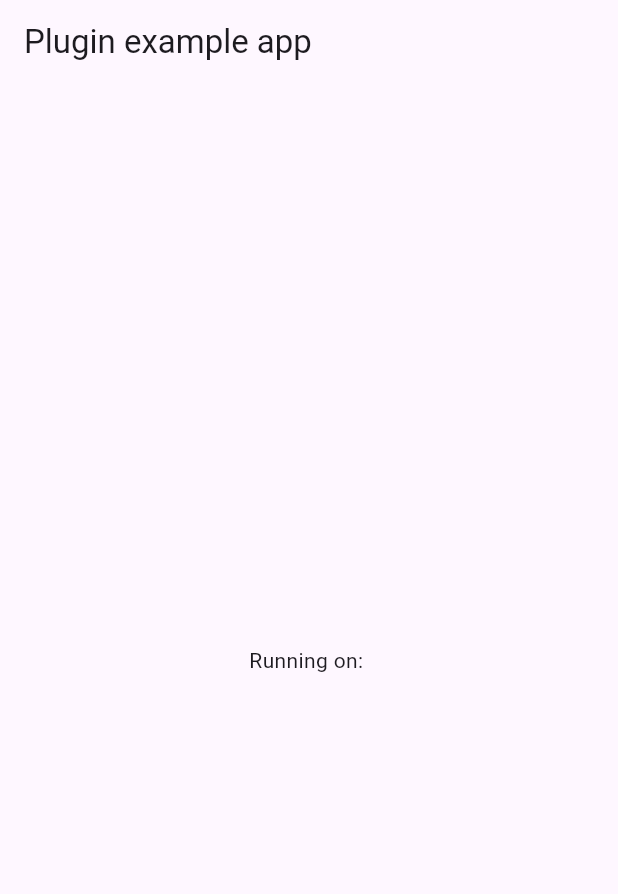
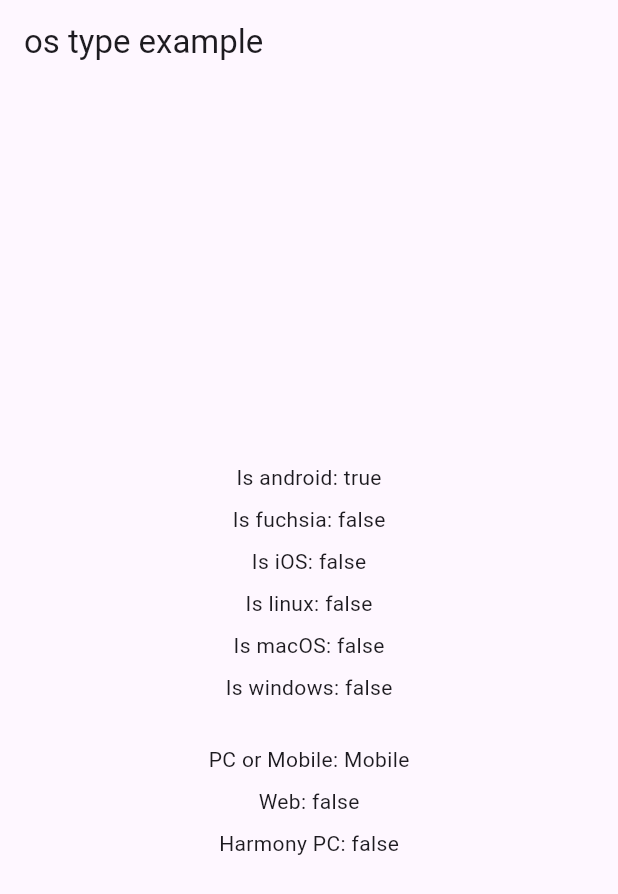
Before and after one commit to qinshah/os_type, a Flutter app: the screen it shows after launch, on a phone screen of 412 x 824 dp. Shown: the top 894 px of the screen. Run offline on Flutter 3.47's test engine with Material 3 defaults, Android fonts, the light colour scheme and no system bars; our stand-ins replace plugin_platform_interface.

Commit message:
feat(os_type): 增加鸿蒙设备类型初始化和检测支持
- 在主入口异步初始化鸿蒙设备类型，确保正确识别硬件类别
- 扩展OsType类，新增initDeviceType方法异步获取设备类型
- 优化isHarmonyPC判定逻辑，依赖初始化后的设备类型判断是否为2in1设备
- 新增MethodChannel方法调用以支持鸿蒙设备类型的Native通信
- 更新示例应用，增加多平台和设备类型的运行状态展示
- 修改ohos模块配置，添加多设备类型支持及签名配置调整

```diff
--- a/example/lib/main.dart
+++ b/example/lib/main.dart
@@ -1,6 +1,9 @@
 import 'package:flutter/material.dart';
+import 'package:os_type/os_type.dart';
 
-void main() {
+Future<void> main() async {
+  WidgetsFlutterBinding.ensureInitialized();
+  if (OsType.isHarmony) await OsType.initDeviceType();
   runApp(const MyApp());
 }
 
@@ -12,16 +15,27 @@ class MyApp extends StatefulWidget {
 }
 
 class _MyAppState extends State<MyApp> {
-
   @override
   Widget build(BuildContext context) {
     return MaterialApp(
       home: Scaffold(
-        appBar: AppBar(
-          title: const Text('Plugin example app'),
-        ),
+        appBar: AppBar(title: const Text('os type example')),
         body: Center(
-          child: Text('Running on: '),
+          child: Column(
+            mainAxisSize: MainAxisSize.min,
+            children: [
+              for (var os in TargetPlatform.values) ...[
+                Text('Is ${os.toString().split('.').last}: ${OsType.os == os}'),
+                SizedBox(height: 8),
+              ],
+              SizedBox(height: 20),
+              Text('PC or Mobile: ${OsType.isPC ? 'PC' : 'Mobile'}'),
+              SizedBox(height: 8),
+              Text('Web: ${OsType.isWeb}'),
+              SizedBox(height: 8),
+              Text('Harmony PC: ${OsType.isHarmonyPC}'),
+            ],
+          ),
         ),
       ),
     );
--- a/lib/os_type.dart
+++ b/lib/os_type.dart
@@ -3,22 +3,30 @@ import 'package:flutter/foundation.dart';
 import 'src/os_type_platform_interface.dart';
 
 abstract class OsType {
-  static final _osTypePlatform = OsTypePlatform.instance;
-  static final _os = defaultTargetPlatform;
+  static bool deviceTypeinitialized = false;
 
-  static final bool isAndroid = _os == TargetPlatform.android;
+  static Future<void> initDeviceType() async {
+    _deviceType = await OsTypePlatform.instance.getDeviceType();
+    deviceTypeinitialized = true;
+  }
 
-  static final bool isFuchsia = _os == TargetPlatform.fuchsia;
+  static final os = defaultTargetPlatform;
 
-  static final bool isIOS = _os == TargetPlatform.iOS;
+  static late final String? _deviceType;
 
-  static final bool isLinux = _os == TargetPlatform.linux;
+  static final bool isAndroid = os == TargetPlatform.android;
 
-  static final bool isMacOS = _os == TargetPlatform.macOS;
+  static final bool isFuchsia = os == TargetPlatform.fuchsia;
 
-  static final bool isWindows = _os == TargetPlatform.windows;
+  static final bool isIOS = os == TargetPlatform.iOS;
 
-  static final bool isHarmony = _os.toString() == 'TargetPlatform.ohos';
+  static final bool isLinux = os == TargetPlatform.linux;
+
+  static final bool isMacOS = os == TargetPlatform.macOS;
+
+  static final bool isWindows = os == TargetPlatform.windows;
+
+  static final bool isHarmony = os.toString() == 'TargetPlatform.ohos';
 
   static final bool isWeb = kIsWeb;
 
@@ -29,16 +37,17 @@ abstract class OsType {
   static final bool isHarmonyPC = _isHarmonyPC();
 
   static bool _isHarmonyPC() {
-    if (!isHarmony) {
-      return false;
-    } else if (isWeb) {
-      throw Exception('在鸿蒙web中无法判断是否为鸿蒙PC');
-    }
-    return _osTypePlatform.isPC;
+    if (!isHarmony) return false;
+    assert(!kIsWeb, '在鸿蒙web中无法判断是否为鸿蒙PC');
+    assert(
+      deviceTypeinitialized,
+      '在鸿蒙中判断是否为PC请先调用OsType.initDeviceType()进行初始化',
+    );
+    return _deviceType == '2in1';
   }
 
   static bool _isPc() {
-    switch (_os) {
+    switch (os) {
       case TargetPlatform.linux:
       case TargetPlatform.macOS:
       case TargetPlatform.windows:
--- a/lib/src/os_type_platform_interface.dart
+++ b/lib/src/os_type_platform_interface.dart
@@ -4,7 +4,6 @@ import 'os_type_method_channel.dart';
 
 abstract class OsTypePlatform extends PlatformInterface {
   OsTypePlatform() : super(token: _token);
-
   static final Object _token = Object();
 
   static OsTypePlatform _instance = MethodChannelOsType();
@@ -22,5 +21,5 @@ abstract class OsTypePlatform extends PlatformInterface {
     _instance = instance;
   }
 
-  late final bool isPC;
+  Future<String?> getDeviceType();
 }
```
Also changed, not shown: lib/src/os_type_method_channel.dart (+3 -16 lines), 3 other files.
